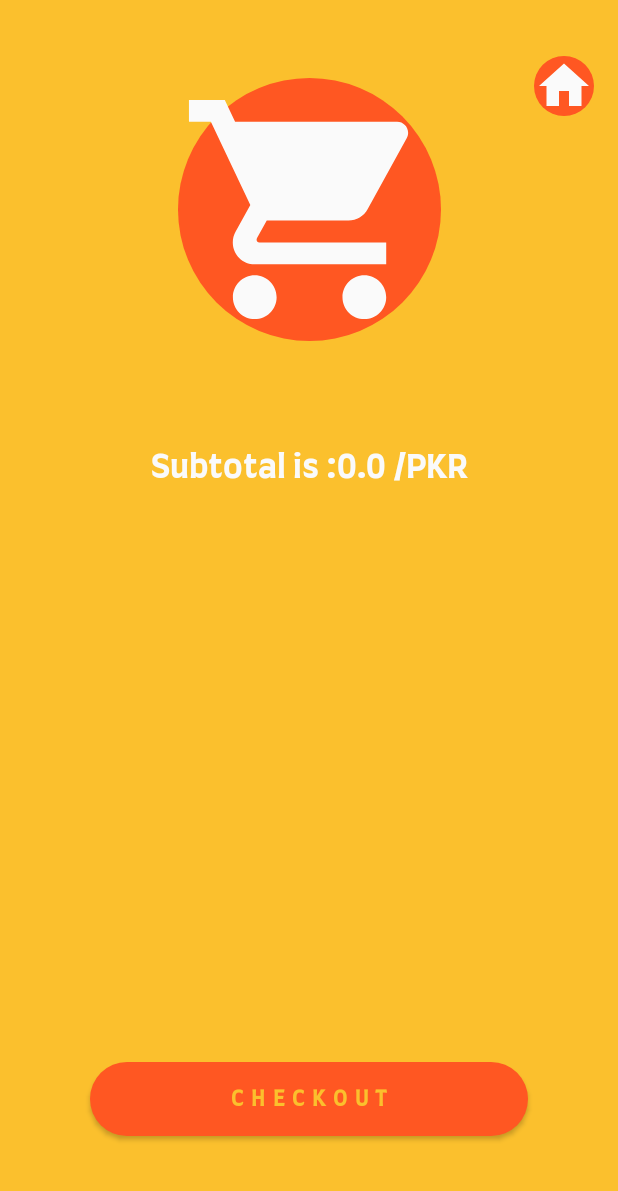
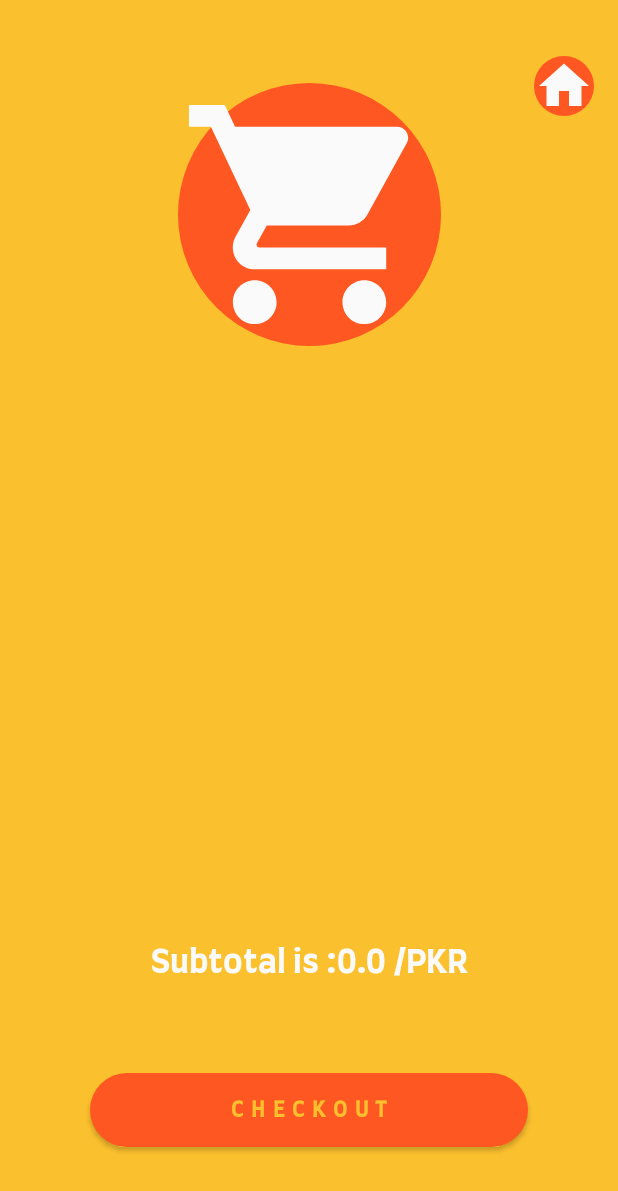
Before and after one commit to Ikarus999/MERNMarketplace2, an Android app: the CartListActivity screen opened directly, with no data from a screen before it, on a phone screen of 412 x 824 dp. Shown: the top 1191 px of the screen. Run offline under Robolectric (Android 15) with nearby library versions, the phone set to English and light mode, and no system bars.

Commit message:
Finalized Changes --> Added Sidebar for Customers --> Some minor UI Tweaks

```diff
--- a/app/src/main/res/layout/activity_cart_list.xml
+++ b/app/src/main/res/layout/activity_cart_list.xml
@@ -12,16 +12,11 @@
         android:layout_width="175dp"
         android:layout_height="175dp"
 
-        android:layout_marginStart="118dp"
-        android:layout_marginLeft="118dp"
-        android:layout_marginTop="5dp"
-        android:layout_marginEnd="62dp"
-        android:layout_marginRight="62dp"
-        android:layout_marginBottom="22dp"
         android:background="@drawable/splash_background"
         android:contentDescription="LOGO"
-        app:layout_constraintBottom_toTopOf="@+id/textView9"
-        app:layout_constraintEnd_toStartOf="@+id/imageView10"
+        app:layout_constraintBottom_toTopOf="@+id/shoplist"
+        app:layout_constraintEnd_toEndOf="parent"
+        app:layout_constraintHorizontal_bias="0.5"
         app:layout_constraintStart_toStartOf="parent"
         app:layout_constraintTop_toTopOf="parent"
         app:srcCompat="@drawable/baseline_shopping_cart_24" />
@@ -46,17 +41,16 @@
         android:text="MY CART"
         android:textColor="@color/primaryTextColor"
         android:textSize="22sp"
-        app:layout_constraintBottom_toTopOf="@+id/shoplist"
+        app:layout_constraintBottom_toTopOf="@+id/saveShop2"
         app:layout_constraintEnd_toEndOf="parent"
         app:layout_constraintHorizontal_bias="0.5"
         app:layout_constraintStart_toStartOf="parent"
-        app:layout_constraintTop_toBottomOf="@+id/imageView8" />
+        app:layout_constraintTop_toBottomOf="@+id/shoplist" />
 
     <Button
         android:id="@+id/saveShop2"
         android:layout_width="300dp"
         android:layout_height="57dp"
-        android:layout_marginBottom="16dp"
         android:background="@drawable/btn_rounded_primary"
         android:fontFamily="@font/farro_medium"
         android:text="C H E C K O U T"
@@ -67,17 +61,17 @@
         app:layout_constraintEnd_toEndOf="parent"
         app:layout_constraintHorizontal_bias="0.5"
         app:layout_constraintStart_toStartOf="parent"
-        app:layout_constraintTop_toBottomOf="@+id/shoplist" />
+        app:layout_constraintTop_toBottomOf="@+id/textView9" />
 
     <androidx.recyclerview.widget.RecyclerView
         android:id="@+id/shoplist"
         android:layout_width="404dp"
         android:layout_height="285dp"
-        app:layout_constraintBottom_toTopOf="@+id/saveShop2"
+        app:layout_constraintBottom_toTopOf="@+id/textView9"
         app:layout_constraintEnd_toEndOf="parent"
         app:layout_constraintHorizontal_bias="0.5"
         app:layout_constraintStart_toStartOf="parent"
-        app:layout_constraintTop_toBottomOf="@+id/textView9">
+        app:layout_constraintTop_toBottomOf="@+id/imageView8">
 
     </androidx.recyclerview.widget.RecyclerView>
 </androidx.constraintlayout.widget.ConstraintLayout>
--- a/app/src/main/res/layout/activity_checkout.xml
+++ b/app/src/main/res/layout/activity_checkout.xml
@@ -20,7 +20,7 @@
         app:layout_constraintEnd_toEndOf="parent"
         app:layout_constraintHorizontal_bias="0.5"
         app:layout_constraintStart_toStartOf="parent"
-        app:layout_constraintTop_toBottomOf="@+id/stateText" />
+        app:layout_constraintTop_toBottomOf="@+id/totalText" />
 
     <com.google.android.material.textfield.TextInputEditText
         android:id="@+id/stateText"
@@ -40,7 +40,7 @@
         android:textAlignment="center"
         android:textAppearance="@style/Base.TextAppearance.AppCompat.Large"
         android:textColor="@android:color/black"
-        app:layout_constraintBottom_toTopOf="@+id/checkoutButton"
+        app:layout_constraintBottom_toTopOf="@+id/totalText"
         app:layout_constraintEnd_toEndOf="parent"
         app:layout_constraintHorizontal_bias="0.5"
         app:layout_constraintStart_toStartOf="parent"
@@ -92,7 +92,7 @@
         app:layout_constraintEnd_toEndOf="parent"
         app:layout_constraintHorizontal_bias="0.5"
         app:layout_constraintStart_toStartOf="parent"
-        app:layout_constraintTop_toBottomOf="@+id/totalText" />
+        app:layout_constraintTop_toBottomOf="@+id/textView13" />
 
     <com.google.android.material.textfield.TextInputEditText
         android:id="@+id/cityText"
@@ -142,7 +142,7 @@
         android:text="CHECKOUT"
         android:textColor="@color/primaryTextColor"
         android:textSize="22sp"
-        app:layout_constraintBottom_toTopOf="@+id/totalText"
+        app:layout_constraintBottom_toTopOf="@+id/streetText"
         app:layout_constraintEnd_toEndOf="parent"
         app:layout_constraintHorizontal_bias="0.5"
         app:layout_constraintStart_toStartOf="parent"
@@ -156,9 +156,9 @@
         android:text="TOTAL"
         android:textColor="@color/primaryTextColor"
         android:textSize="22sp"
-        app:layout_constraintBottom_toTopOf="@+id/streetText"
+        app:layout_constraintBottom_toTopOf="@+id/checkoutButton"
         app:layout_constraintEnd_toEndOf="parent"
-        app:layout_constraintHorizontal_bias="0.21"
+        app:layout_constraintHorizontal_bias="0.5"
         app:layout_constraintStart_toStartOf="parent"
-        app:layout_constraintTop_toBottomOf="@+id/textView13" />
+        app:layout_constraintTop_toBottomOf="@+id/stateText" />
 </androidx.constraintlayout.widget.ConstraintLayout>
--- a/app/src/main/res/menu/menu_layout.xml
+++ b/app/src/main/res/menu/menu_layout.xml
@@ -13,7 +13,7 @@
             android:id="@+id/nav_profile"
             android:icon="@drawable/baseline_person_24"
 
-            android:title="Profile"
+            android:title=" My Profile"
             app:showAsAction="always" />
     </group>
 
```
